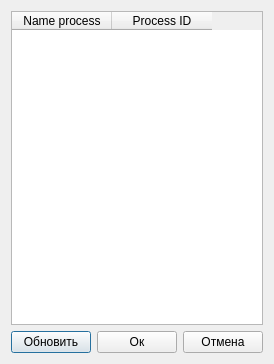
Old version of the form selectprocess.ui in the repository HardArchive/DLLCollector_recode.
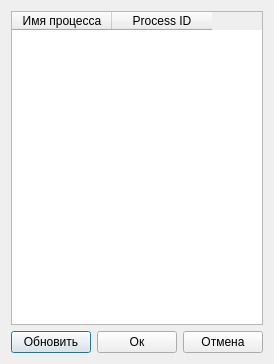
New version of the form.

Commit message: Обновление.

The edit to the form file:
```diff
--- a/selectprocess.ui
+++ b/selectprocess.ui
@@ -63,7 +63,7 @@
      </attribute>
      <column>
       <property name="text">
-       <string>Name process</string>
+       <string>Имя процесса</string>
       </property>
      </column>
      <column>
```
Left out of the diff: 14 changed lines with no effect on the pictures. The commit also changes 2 other files.
